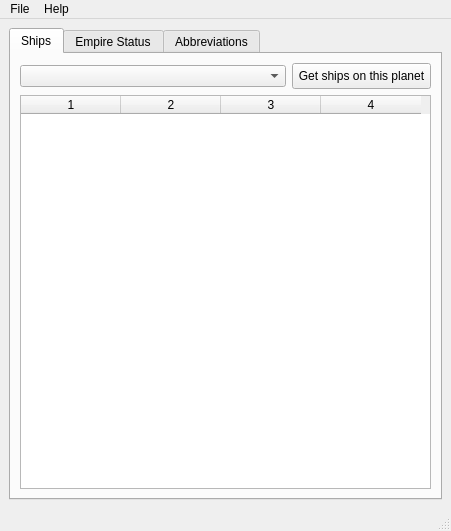
This is pyside/ui/mainwindow.ui in LacunaOmnibus/MontyLacuna as Qt 5 draws it before an edit. The edited form follows.
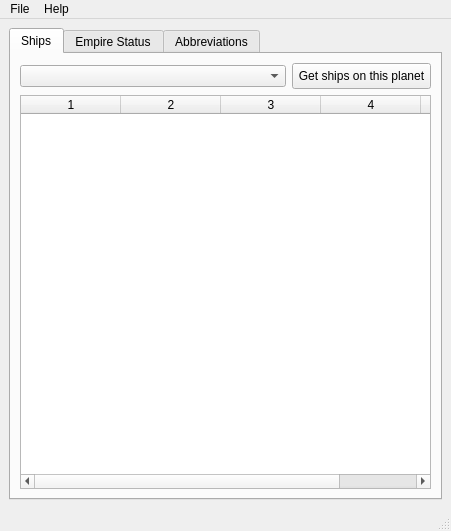
This is the edited form.

Patch:
```diff
--- a/pyside/ui/mainwindow.ui
+++ b/pyside/ui/mainwindow.ui
@@ -79,12 +79,13 @@
                <bool>false</bool>
               </property>
               <property name="columnCount">
-               <number>4</number>
+               <number>5</number>
               </property>
               <column/>
               <column/>
               <column/>
               <column/>
+              <column/>
              </widget>
             </item>
            </layout>
```
